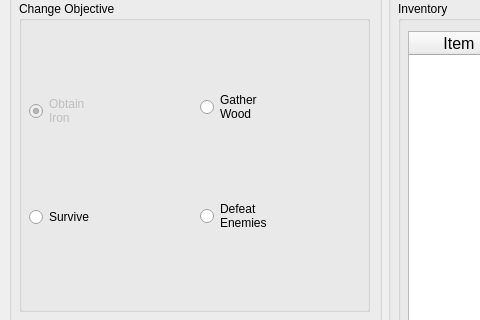
This is src/GUI/ML4MC.ui in lincolnschick/ML4MC as Qt 5 draws it before an edit; both pictures show x 0 to 480 and y 148 to 468 of the 1140 by 703 pixel window. The edited form follows.
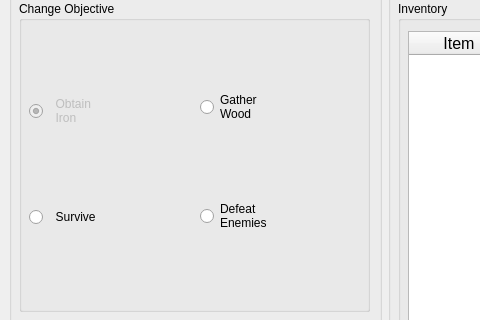
This is the edited form. Icons and pictures are not drawn.

Commit message: Objective Text Spacing Fix

What changed in the file:
```diff
--- a/src/GUI/ML4MC.ui
+++ b/src/GUI/ML4MC.ui
@@ -88,8 +88,8 @@
                  <bool>false</bool>
                 </property>
                 <property name="text">
-                 <string>Obtain
-Iron</string>
+                 <string>  Obtain
+  Iron</string>
                 </property>
                 <property name="icon">
                  <iconset>
@@ -109,7 +109,7 @@
               <item>
                <widget class="QRadioButton" name="surviveRadio">
                 <property name="text">
-                 <string>Survive</string>
+                 <string>  Survive</string>
                 </property>
                 <property name="icon">
                  <iconset>
```
The commit also changes 2 other files.
